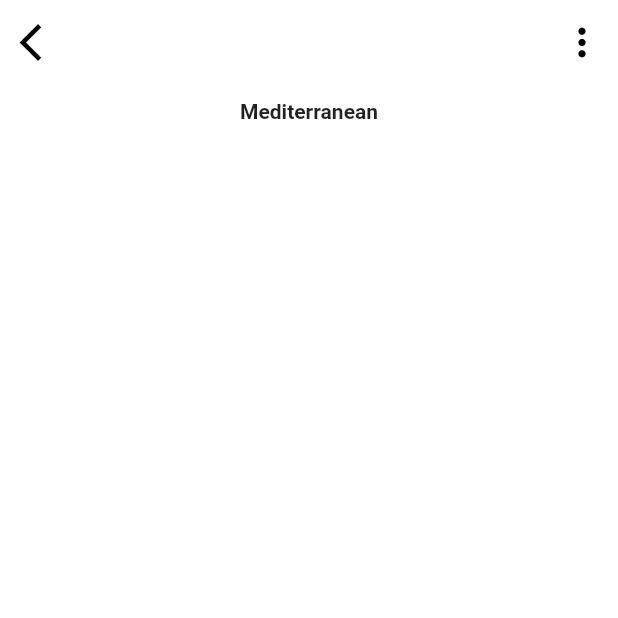
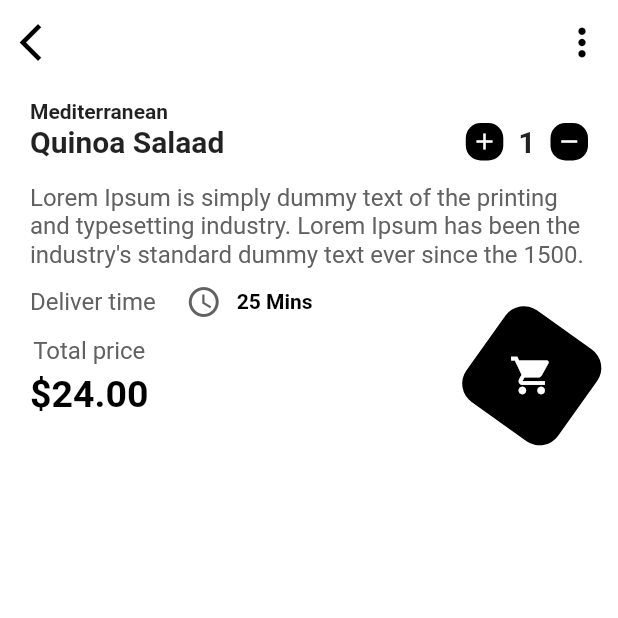
Before and after one commit to codingbbq/flutter_food_app, a Flutter app: the Dish screen opened by its route, on a phone screen of 412 x 824 dp, the top half of it. Run offline on Flutter 3.47's test engine with Material 2 defaults, Android fonts, the phone set to English and light mode, and no system bars.

Commit message:
Working on the individual dish page

```diff
--- a/lib/utils/DishDetails.dart
+++ b/lib/utils/DishDetails.dart
@@ -9,6 +9,7 @@ class DishDetails extends StatelessWidget {
         right: 20.0,
       ),
       child: Column(
+        crossAxisAlignment: CrossAxisAlignment.start,
         children: [
           Text(
             "Mediterranean",
@@ -18,7 +19,163 @@ class DishDetails extends StatelessWidget {
             ),
           ),
           Row(
-            children: [],
+            mainAxisAlignment: MainAxisAlignment.spaceBetween,
+            children: [
+              Text(
+                "Quinoa Salaad",
+                style: TextStyle(
+                  fontSize: 20.0,
+                  fontWeight: FontWeight.bold,
+                ),
+              ),
+              Row(
+                children: [
+                  InkWell(
+                    onTap: () {},
+                    child: Container(
+                      width: 25.0,
+                      height: 25.0,
+                      decoration: BoxDecoration(
+                        color: Colors.black,
+                        borderRadius: BorderRadius.circular(10.0),
+                      ),
+                      child: Icon(
+                        Icons.add,
+                        color: Colors.white,
+                        size: 18.0,
+                      ),
+                    ),
+                  ),
+                  SizedBox(
+                    width: 10.0,
+                  ),
+                  Text(
+                    "1",
+                    style: TextStyle(
+                      fontWeight: FontWeight.bold,
+                      fontSize: 20.0,
+                    ),
+                  ),
+                  SizedBox(
+                    width: 10.0,
+                  ),
+                  InkWell(
+                    onTap: () {},
+                    child: Container(
+                      width: 25.0,
+                      height: 25.0,
+                      decoration: BoxDecoration(
+                        color: Colors.black,
+                        borderRadius: BorderRadius.circular(10.0),
+                      ),
+                      child: Icon(
+                        Icons.remove,
+                        color: Colors.white,
+                        size: 18.0,
+                      ),
+                    ),
+                  ),
+                ],
+              )
+            ],
+          ),
+
+          SizedBox(
+            height: 15.0,
+          ),
+
+          // Salaad description
+          Text(
+            "Lorem Ipsum is simply dummy text of the printing and typesetting industry. Lorem Ipsum has been the industry's standard dummy text ever since the 1500.",
+            style: TextStyle(
+              fontSize: 16.0,
+              color: Colors.grey[700],
+            ),
+          ),
+
+          SizedBox(
+            height: 10.0,
+          ),
+
+          // Deliver time
+          Row(
+            children: [
+              Text(
+                "Deliver time",
+                style: TextStyle(
+                  color: Colors.grey[700],
+                  fontSize: 16.0,
+                ),
+              ),
+              SizedBox(
+                width: 20.0,
+              ),
+              Icon(
+                Icons.access_time,
+                color: Colors.grey[700],
+              ),
+              SizedBox(
+                width: 10.0,
+              ),
+              Text(
+                "25 Mins",
+                style: TextStyle(
+                  color: Colors.black,
+                  fontWeight: FontWeight.bold,
+                ),
+              )
+            ],
+          ),
+
+          // Total Price and Cart
+          Row(
+            mainAxisAlignment: MainAxisAlignment.spaceBetween,
+            crossAxisAlignment: CrossAxisAlignment.center,
+            children: [
+              Column(
+                children: [
+                  Text(
+                    "Total price",
+                    style: TextStyle(
+                      color: Colors.grey[700],
+                      fontSize: 16.0,
+                    ),
+                  ),
+                  SizedBox(
+                    height: 5.0,
+                  ),
+                  Text(
+                    r"$24.00",
+                    style: TextStyle(
+                      color: Colors.black,
+                      fontSize: 25.0,
+                      fontWeight: FontWeight.bold,
+                    ),
+                  )
+                ],
+              ),
+              Transform.rotate(
+                angle: 120.0,
+                child: Container(
+                  width: 75.0,
+                  height: 75.0,
+                  decoration: BoxDecoration(
+                    color: Colors.black,
+                    borderRadius: BorderRadius.circular(
+                      15.0,
+                    ),
+                  ),
+                  child: Transform.rotate(
+                    angle: -120.0,
+                    child: Icon(
+                      Icons.shopping_cart,
+                      color: Colors.white,
+                      size: 30.0,
+                    ),
+                  ),
+                ),
+              )
+            ],
           )
         ],
       ),
```
